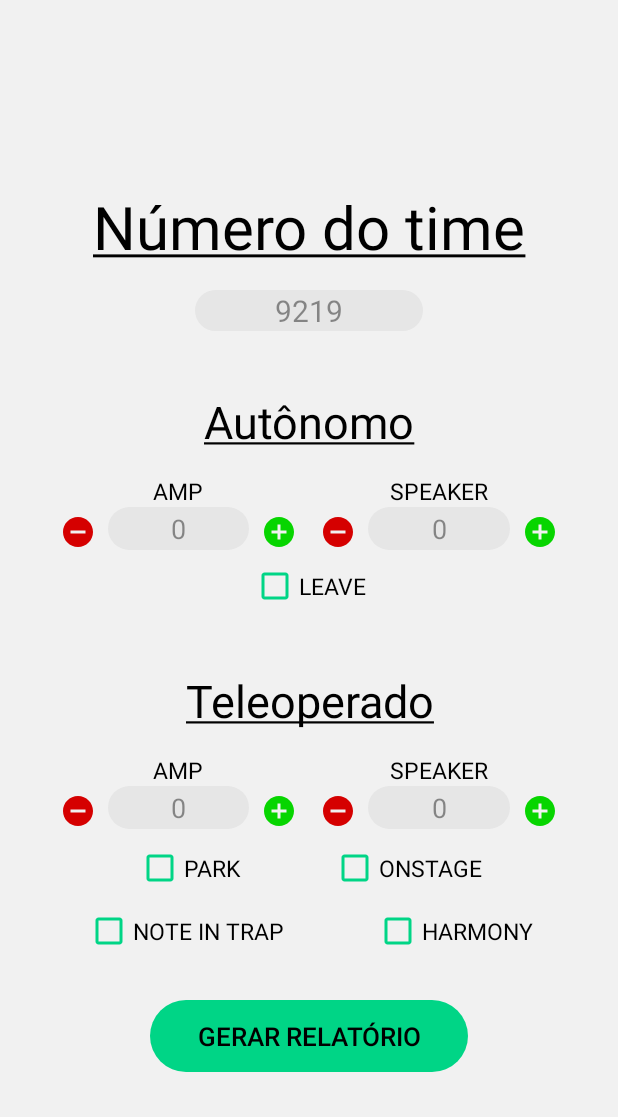
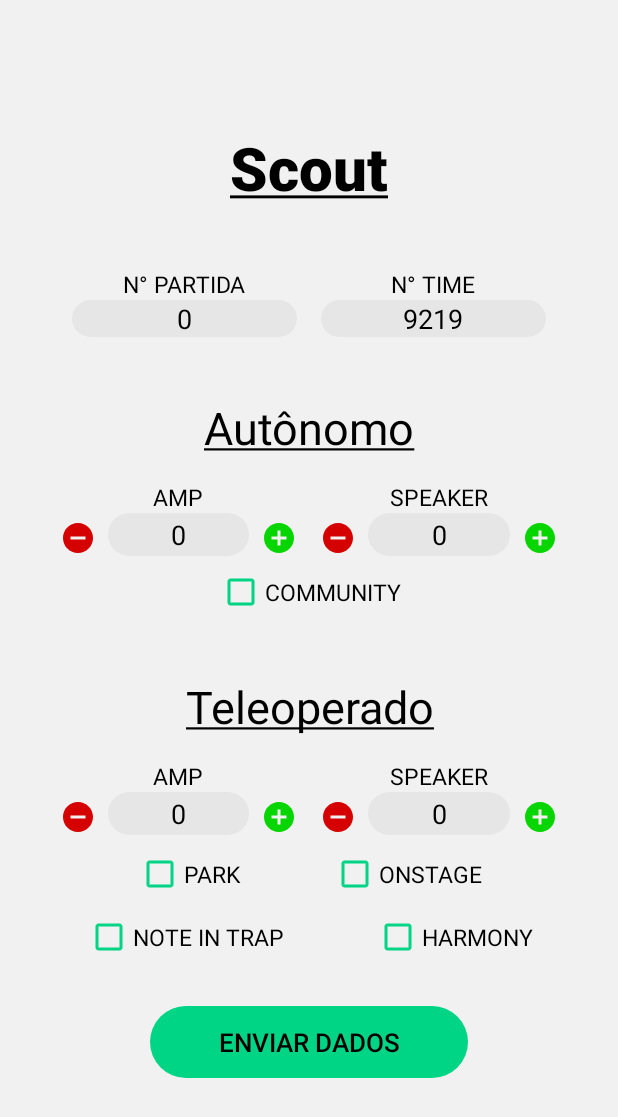
Before and after one commit to nine-tails-9219/scout-app-2024, an Android app: the layout activity_main.xml on its own in the app's theme, with its tools: preview values and no code run, on a phone screen of 412 x 824 dp. Shown: the top 1117 px of the screen. Run offline under Robolectric (Android 15) with nearby library versions, the phone set to English and light mode, and no system bars.

Commit message:
Enviando dados, mas com problemas

```diff
--- a/app/build.gradle.kts
+++ b/app/build.gradle.kts
@@ -39,7 +39,7 @@ android {
 }
 
 dependencies {
-
+    implementation("com.android.volley:volley:1.2.1")
     implementation("androidx.core:core-ktx:1.9.0")
     implementation("androidx.appcompat:appcompat:1.6.1")
     implementation("com.google.android.material:material:1.11.0")
--- a/app/src/main/AndroidManifest.xml
+++ b/app/src/main/AndroidManifest.xml
@@ -1,6 +1,8 @@
 <?xml version="1.0" encoding="utf-8"?>
 <manifest xmlns:android="http://schemas.android.com/apk/res/android"
     xmlns:tools="http://schemas.android.com/tools">
+
+    <uses-permission android:name="android.permission.INTERNET"/>
 
     <application
         android:allowBackup="true"
@@ -14,7 +16,8 @@
         tools:targetApi="34">
         <activity
             android:name=".MainActivity"
-            android:exported="true">
+            android:exported="true"
+            android:windowSoftInputMode="adjustResize">
             <intent-filter>
                 <action android:name="android.intent.action.MAIN" />
 
--- a/app/src/main/res/layout/activity_main.xml
+++ b/app/src/main/res/layout/activity_main.xml
@@ -5,33 +5,90 @@
     android:layout_width="match_parent"
     android:layout_height="match_parent"
     android:background="@color/background"
+    android:gravity="center"
     android:orientation="vertical"
-    tools:context=".MainActivity"
-    android:gravity="center">
-
+    tools:context=".MainActivity">
 
     <TextView
         android:layout_width="match_parent"
         android:layout_height="wrap_content"
-        android:layout_margin="15dp"
+        android:layout_marginTop="-20dp"
+        android:layout_marginBottom="30dp"
+        android:fontFamily="sans-serif-black"
         android:gravity="center"
-        android:text="@string/numero_do_time"
+        android:text="@string/scout"
         android:textColor="@color/black"
         android:textSize="40sp" />
 
-    <EditText
-        android:id="@+id/edit_numero_equipe"
+    <LinearLayout
         android:layout_width="match_parent"
         android:layout_height="wrap_content"
-        android:layout_marginHorizontal="130dp"
-        android:background="@drawable/edit_text"
+        android:layout_marginHorizontal="40dp"
+        android:layout_marginTop="10dp"
         android:gravity="center"
-        android:hint="@string/hint_9219"
-        android:inputType="number"
-        android:minWidth="100dp"
-        android:textColor="@color/black"
-        android:textColorHint="@color/hint_text"
-        android:textSize="20sp" />
+        android:orientation="horizontal">
+
+        <LinearLayout
+            android:layout_width="0dp"
+            android:layout_height="match_parent"
+            android:layout_weight="1"
+            android:gravity="center"
+            android:orientation="vertical">
+
+            <TextView
+                android:layout_width="wrap_content"
+                android:layout_height="wrap_content"
+                android:text="@string/numero_da_partida"
+                android:textColor="@color/black"
+                android:textSize="15sp" />
+
+            <EditText
+                android:id="@+id/edit_numero_partida"
+                android:layout_width="match_parent"
+                android:layout_height="match_parent"
+                android:layout_marginHorizontal="8dp"
+                android:background="@drawable/edit_text"
+                android:gravity="center"
+                android:hint="@string/edit_hint_quantidade"
+                android:inputType="number"
+
+                android:text="@string/edit_hint_quantidade"
+                android:textColor="@color/black"
+                android:textColorHint="@color/hint_text" />
+
+        </LinearLayout>
+
+        <LinearLayout
+            android:layout_width="0dp"
+            android:layout_height="match_parent"
+            android:layout_weight="1"
+            android:gravity="center"
+            android:orientation="vertical">
+
+            <TextView
+                android:layout_width="wrap_content"
+                android:layout_height="wrap_content"
+                android:text="@string/numero_do_time"
+                android:textColor="@color/black"
+                android:textSize="15sp" />
+
+            <EditText
+                android:id="@+id/edit_numero_time"
+                android:layout_width="match_parent"
+                android:layout_height="match_parent"
+                android:layout_marginHorizontal="8dp"
+                android:background="@drawable/edit_text"
+                android:gravity="center"
+                android:hint="@string/hint_9219"
+                android:inputType="number"
+                android:text="@string/hint_9219"
+                android:textColor="@color/black"
+
+                android:textColorHint="@color/hint_text" />
+
+        </LinearLayout>
+
+    </LinearLayout>
 
     <TextView
         android:layout_width="match_parent"
@@ -42,7 +99,6 @@
         android:text="@string/autonomo"
         android:textColor="@color/black"
         android:textSize="30sp" />
-
 
     <LinearLayout
         android:layout_width="match_parent"
@@ -84,6 +140,7 @@
                 android:gravity="center"
                 android:hint="@string/edit_hint_quantidade"
                 android:inputType="number"
+                android:text="@string/edit_hint_quantidade"
                 android:textColor="@color/black"
                 android:textColorHint="@color/hint_text" />
 
@@ -131,6 +188,7 @@
                 android:gravity="center"
                 android:hint="@string/edit_hint_quantidade"
                 android:inputType="number"
+                android:text="@string/edit_hint_quantidade"
                 android:textColor="@color/black"
                 android:textColorHint="@color/hint_text" />
 
@@ -149,16 +207,15 @@
     </LinearLayout>
 
     <CheckBox
-        android:id="@+id/checkbox_leave"
+        android:id="@+id/checkbox_community"
         android:layout_width="wrap_content"
         android:layout_height="wrap_content"
         android:layout_gravity="center"
         android:layout_marginTop="8dp"
-        android:text="@string/leave"
+        android:buttonTint="@color/logo_crescendo"
+        android:text="@string/community"
         android:textColor="@color/black"
-        android:textSize="15sp"
-        android:buttonTint="@color/logo_crescendo"/>
-
+        android:textSize="15sp" />
 
     <TextView
         android:layout_width="match_parent"
@@ -169,7 +226,6 @@
         android:text="@string/teleoperado"
         android:textColor="@color/black"
         android:textSize="30sp" />
-
 
     <LinearLayout
         android:layout_width="match_parent"
@@ -211,6 +267,7 @@
                 android:gravity="center"
                 android:hint="@string/edit_hint_quantidade"
                 android:inputType="number"
+                android:text="@string/edit_hint_quantidade"
                 android:textColor="@color/black"
                 android:textColorHint="@color/hint_text" />
 
@@ -258,6 +315,7 @@
                 android:gravity="center"
                 android:hint="@string/edit_hint_quantidade"
                 android:inputType="number"
+                android:text="@string/edit_hint_quantidade"
                 android:textColor="@color/black"
                 android:textColorHint="@color/hint_text" />
 
@@ -277,9 +335,9 @@
         android:layout_width="match_parent"
         android:layout_height="wrap_content"
         android:layout_marginHorizontal="40dp"
+        android:layout_marginTop="10dp"
         android:gravity="center"
-        android:orientation="horizontal"
-        android:layout_marginTop="10dp">
+        android:orientation="horizontal">
 
         <CheckBox
             android:id="@+id/checkbox_park"
@@ -287,22 +345,22 @@
             android:layout_height="wrap_content"
             android:layout_gravity="center"
             android:layout_marginEnd="30dp"
+            android:buttonTint="@color/logo_crescendo"
+            android:minHeight="20dp"
             android:text="@string/park"
             android:textColor="@color/black"
-            android:textSize="15sp"
-            android:minHeight="20dp"
-            android:buttonTint="@color/logo_crescendo"/>
+            android:textSize="15sp" />
 
         <CheckBox
-            android:id="@+id/checkbox_onstage"
+            android:id="@+id/checkbox_onStage"
             android:layout_width="wrap_content"
             android:layout_height="wrap_content"
             android:layout_marginStart="30dp"
+            android:buttonTint="@color/logo_crescendo"
+            android:minHeight="20dp"
             android:text="@string/onstage"
             android:textColor="@color/black"
-            android:textSize="15sp"
-            android:minHeight="20dp"
-            android:buttonTint="@color/logo_crescendo"/>
+            android:textSize="15sp" />
 
     </LinearLayout>
 
@@ -310,9 +368,9 @@
         android:layout_width="match_parent"
         android:layout_height="wrap_content"
         android:layout_marginHorizontal="40dp"
+        android:layout_marginTop="10dp"
         android:gravity="center"
-        android:orientation="horizontal"
-        android:layout_marginTop="10dp">
+        android:orientation="horizontal">
 
         <CheckBox
             android:id="@+id/checkbox_note_trap"
@@ -320,33 +378,34 @@
             android:layout_height="wrap_content"
             android:layout_gravity="center"
             android:layout_marginEnd="30dp"
+            android:buttonTint="@color/logo_crescendo"
+            android:minHeight="20dp"
             android:text="@string/note_in_trap"
             android:textColor="@color/black"
-            android:textSize="15sp"
-            android:minHeight="20dp"
-            android:buttonTint="@color/logo_crescendo"/>
+            android:textSize="15sp" />
 
         <CheckBox
             android:id="@+id/checkbox_harmony"
             android:layout_width="wrap_content"
             android:layout_height="wrap_content"
             android:layout_marginStart="30dp"
+            android:buttonTint="@color/logo_crescendo"
+            android:minHeight="20dp"
             android:text="@string/harmony"
             android:textColor="@color/black"
-            android:textSize="15sp"
-            android:minHeight="20dp"
-            android:buttonTint="@color/logo_crescendo"/>
+            android:textSize="15sp" />
 
     </LinearLayout>
 
     <Button
+        android:id="@+id/button_enviar_dados"
         android:layout_width="match_parent"
         android:layout_height="wrap_content"
-        android:text="@string/gerar_relatario"
-        android:background="@drawable/button"
-        android:textColor="@color/black"
         android:layout_marginHorizontal="100dp"
         android:layout_marginTop="30dp"
-        android:textSize="17sp"/>
+        android:background="@drawable/button"
+        android:text="@string/enviar_dados"
+        android:textColor="@color/black"
+        android:textSize="17sp" />
 
 </LinearLayout>
--- a/app/src/main/res/values/strings.xml
+++ b/app/src/main/res/values/strings.xml
@@ -1,16 +1,18 @@
 <resources>
     <string name="app_name">scout-app</string>
-    <string name="numero_do_time"><u>Número do time</u></string>
+    <string name="numero_do_time">N° TIME</string>
+    <string name="numero_da_partida">N° PARTIDA</string>
     <string name="hint_9219">9219</string>
     <string name="autonomo"><u>Autônomo</u></string>
     <string name="amp">AMP</string>
     <string name="speaker">SPEAKER</string>
-    <string name="leave">LEAVE</string>
+    <string name="community">COMMUNITY</string>
     <string name="teleoperado"><u>Teleoperado</u></string>
     <string name="onstage">ONSTAGE</string>
     <string name="note_in_trap">NOTE IN TRAP</string>
     <string name="harmony">HARMONY</string>
-    <string name="gerar_relatario">GERAR RELATÓRIO</string>
     <string name="edit_hint_quantidade">0</string>
     <string name="park">PARK</string>
+    <string name="enviar_dados">ENVIAR DADOS</string>
+    <string name="scout"><u>Scout</u></string>
 </resources>
```
Also changed, not shown: app/src/main/java/com/example/scout_app/MainActivity.kt (+73 -10 lines).
